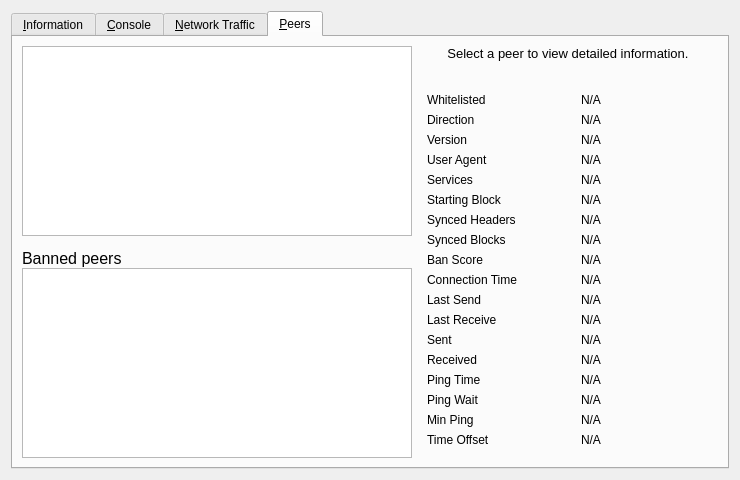
First picture: the form in src/qt/forms/debugwindow.ui, repository digibyte/digibyte, before the edit.
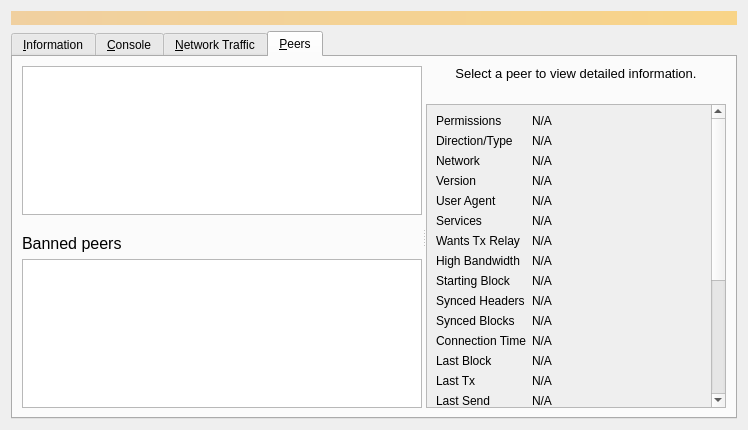
Second picture: the form after the edit. The open tabs and pages were chosen to show the change. Icons and pictures are not drawn. Custom widgets are drawn as their Qt base class.

Commit message: Merge 8.22: src/qt/forms/debugwindow.ui: Merged file with upstream

```diff
--- a/src/qt/forms/debugwindow.ui
+++ b/src/qt/forms/debugwindow.ui
@@ -14,6 +14,25 @@
    <string>Debug window</string>
   </property>
   <layout class="QVBoxLayout" name="verticalLayout_2">
+   <item>
+    <widget class="QLabel" name="label_alerts">
+     <property name="visible">
+      <bool>false</bool>
+     </property>
+     <property name="styleSheet">
+      <string notr="true">QLabel { background-color: qlineargradient(x1: 0, y1: 0, x2: 1, y2: 0, stop:0 #F0D0A0, stop:1 #F8D488); color:#000000; }</string>
+     </property>
+     <property name="wordWrap">
+      <bool>true</bool>
+     </property>
+     <property name="margin">
+      <number>3</number>
+     </property>
+     <property name="textInteractionFlags">
+      <set>Qt::TextSelectableByMouse</set>
+     </property>
+    </widget>
+   </item>
    <item>
     <widget class="QTabWidget" name="tabWidget">
      <property name="currentIndex">
@@ -864,23 +883,46 @@
       <attribute name="title">
        <string>&amp;Peers</string>
       </attribute>
-      <layout class="QGridLayout" name="gridLayout_2">
-       <item row="0" column="0" rowspan="2">
-        <layout class="QVBoxLayout" name="verticalLayout_101">
-         <property name="spacing">
-          <number>0</number>
+      <layout class="QVBoxLayout" name="verticalLayout_6">
+       <item>
+        <widget class="QSplitter" name="splitter">
+         <property name="orientation">
+          <enum>Qt::Horizontal</enum>
          </property>
+         <property name="childrenCollapsible">
+          <bool>false</bool>
+         </property>
+         <widget class="QWidget" name="widget_1" native="true">
+          <property name="sizePolicy">
+           <sizepolicy hsizetype="MinimumExpanding" vsizetype="Preferred">
+            <horstretch>1</horstretch>
+            <verstretch>0</verstretch>
+           </sizepolicy>
+          </property>
+          <property name="minimumSize">
+           <size>
+            <width>400</width>
+            <height>0</height>
+           </size>
+          </property>
+          <layout class="QVBoxLayout" name="verticalLayout_7">
          <item>
           <widget class="QTableView" name="peerWidget">
-           <property name="horizontalScrollBarPolicy">
-            <enum>Qt::ScrollBarAsNeeded</enum>
-           </property>
            <property name="tabKeyNavigation">
             <bool>false</bool>
            </property>
+             <property name="alternatingRowColors">
+              <bool>true</bool>
+             </property>
+             <property name="textElideMode">
+              <enum>Qt::ElideMiddle</enum>
+             </property>
            <property name="sortingEnabled">
             <bool>true</bool>
            </property>
+             <property name="wordWrap">
+              <bool>false</bool>
+             </property>
            <attribute name="horizontalHeaderHighlightSections">
             <bool>false</bool>
            </attribute>
@@ -896,7 +938,7 @@
            </property>
            <property name="minimumSize">
             <size>
-             <width>300</width>
+               <width>0</width>
              <height>32</height>
             </size>
            </property>
@@ -930,18 +972,12 @@
          </item>
          <item>
           <widget class="QTableView" name="banlistWidget">
-           <property name="sizePolicy">
-            <sizepolicy hsizetype="Expanding" vsizetype="Expanding">
-             <horstretch>0</horstretch>
-             <verstretch>0</verstretch>
-            </sizepolicy>
-           </property>
-           <property name="horizontalScrollBarPolicy">
-            <enum>Qt::ScrollBarAsNeeded</enum>
-           </property>
            <property name="tabKeyNavigation">
             <bool>false</bool>
            </property>
+             <property name="alternatingRowColors">
+              <bool>true</bool>
+             </property>
            <property name="sortingEnabled">
             <bool>true</bool>
            </property>
@@ -951,8 +987,22 @@
           </widget>
          </item>
         </layout>
-       </item>
-       <item row="0" column="1">
+         </widget>
+         <widget class="QWidget" name="peersTabRightPanel" native="true">
+          <property name="sizePolicy">
+           <sizepolicy hsizetype="Minimum" vsizetype="Preferred">
+            <horstretch>0</horstretch>
+            <verstretch>0</verstretch>
+           </sizepolicy>
+          </property>
+          <property name="minimumSize">
+           <size>
+            <width>300</width>
+            <height>0</height>
+           </size>
+          </property>
+          <layout class="QVBoxLayout" name="verticalLayout_8">
+           <item>
         <widget class="QLabel" name="peerHeading">
          <property name="sizePolicy">
           <sizepolicy hsizetype="Preferred" vsizetype="Minimum">
@@ -962,7 +1012,7 @@
          </property>
          <property name="minimumSize">
           <size>
-           <width>300</width>
+               <width>0</width>
            <height>32</height>
           </size>
          </property>
@@ -988,24 +1038,30 @@
          </property>
         </widget>
        </item>
-       <item row="1" column="1">
-        <widget class="QWidget" name="detailWidget" native="true">
-         <property name="minimumSize">
-          <size>
+           <item>
+            <widget class="QScrollArea" name="scrollArea">
+             <property name="widgetResizable">
+              <bool>true</bool>
+             </property>
+             <widget class="QWidget" name="detailWidget">
+              <property name="geometry">
+               <rect>
+                <x>0</x>
+                <y>0</y>
            <width>300</width>
-           <height>0</height>
-          </size>
-         </property>
-         <layout class="QGridLayout" name="gridLayout_3">
+                <height>426</height>
+               </rect>
+              </property>
+              <layout class="QGridLayout" name="gridLayout_2" columnstretch="0,1">
           <item row="0" column="0">
            <widget class="QLabel" name="label_30">
             <property name="text">
-             <string>Whitelisted</string>
+                  <string>Permissions</string>
             </property>
            </widget>
           </item>
-          <item row="0" column="2">
-           <widget class="QLabel" name="peerWhitelisted">
+               <item row="0" column="1">
+                <widget class="QLabel" name="peerPermissions">
             <property name="cursor">
              <cursorShape>IBeamCursor</cursorShape>
             </property>
@@ -1021,14 +1077,17 @@
            </widget>
           </item>
           <item row="1" column="0">
-           <widget class="QLabel" name="label_23">
+                <widget class="QLabel" name="peerConnectionTypeLabel">
+                 <property name="toolTip">
+                  <string>The direction and type of peer connection: %1</string>
+                 </property>
             <property name="text">
-             <string>Direction</string>
+                  <string>Direction/Type</string>
             </property>
            </widget>
           </item>
-          <item row="1" column="2">
-           <widget class="QLabel" name="peerDirection">
+               <item row="1" column="1">
+                <widget class="QLabel" name="peerConnectionType">
             <property name="cursor">
              <cursorShape>IBeamCursor</cursorShape>
             </property>
@@ -1044,13 +1103,39 @@
            </widget>
           </item>
           <item row="2" column="0">
+                <widget class="QLabel" name="peerNetworkLabel">
+                 <property name="toolTip">
+                  <string>The network protocol this peer is connected through: IPv4, IPv6, Onion, I2P, or CJDNS.</string>
+                 </property>
+                 <property name="text">
+                  <string>Network</string>
+                 </property>
+                </widget>
+               </item>
+               <item row="2" column="1">
+                <widget class="QLabel" name="peerNetwork">
+                 <property name="cursor">
+                  <cursorShape>IBeamCursor</cursorShape>
+                 </property>
+                 <property name="text">
+                  <string>N/A</string>
+                 </property>
+                 <property name="textFormat">
+                  <enum>Qt::PlainText</enum>
+                 </property>
+                 <property name="textInteractionFlags">
+                  <set>Qt::LinksAccessibleByMouse|Qt::TextSelectableByKeyboard|Qt::TextSelectableByMouse</set>
+                 </property>
+                </widget>
+               </item>
+               <item row="3" column="0">
            <widget class="QLabel" name="label_21">
             <property name="text">
              <string>Version</string>
             </property>
            </widget>
           </item>
-          <item row="2" column="2">
+               <item row="3" column="1">
            <widget class="QLabel" name="peerVersion">
             <property name="cursor">
              <cursorShape>IBeamCursor</cursorShape>
@@ -1066,14 +1151,14 @@
             </property>
            </widget>
           </item>
-          <item row="3" column="0">
+               <item row="4" column="0">
            <widget class="QLabel" name="label_28">
             <property name="text">
              <string>User Agent</string>
             </property>
            </widget>
           </item>
-          <item row="3" column="2">
+               <item row="4" column="1">
            <widget class="QLabel" name="peerSubversion">
             <property name="cursor">
              <cursorShape>IBeamCursor</cursorShape>
@@ -1089,14 +1174,14 @@
             </property>
            </widget>
           </item>
-          <item row="4" column="0">
+               <item row="5" column="0">
            <widget class="QLabel" name="label_4">
             <property name="text">
              <string>Services</string>
             </property>
            </widget>
           </item>
-          <item row="4" column="2">
+               <item row="5" column="1">
            <widget class="QLabel" name="peerServices">
             <property name="cursor">
              <cursorShape>IBeamCursor</cursorShape>
@@ -1107,19 +1192,74 @@
             <property name="textFormat">
              <enum>Qt::PlainText</enum>
             </property>
+                 <property name="wordWrap">
+                  <bool>true</bool>
+                 </property>
             <property name="textInteractionFlags">
              <set>Qt::LinksAccessibleByMouse|Qt::TextSelectableByKeyboard|Qt::TextSelectableByMouse</set>
             </property>
            </widget>
           </item>
-          <item row="5" column="0">
+               <item row="6" column="0">
+                <widget class="QLabel" name="peerRelayTxesLabel">
+                 <property name="toolTip">
+                  <string>Whether the peer requested us to relay transactions.</string>
+                 </property>
+                 <property name="text">
+                  <string>Wants Tx Relay</string>
+                 </property>
+                </widget>
+               </item>
+               <item row="6" column="1">
+                <widget class="QLabel" name="peerRelayTxes">
+                 <property name="cursor">
+                  <cursorShape>IBeamCursor</cursorShape>
+                 </property>
+                 <property name="text">
+                  <string>N/A</string>
+                 </property>
+                 <property name="textFormat">
+                  <enum>Qt::PlainText</enum>
+                 </property>
+                 <property name="textInteractionFlags">
+                  <set>Qt::LinksAccessibleByMouse|Qt::TextSelectableByKeyboard|Qt::TextSelectableByMouse</set>
+                 </property>
+                </widget>
+               </item>
+               <item row="7" column="0">
+                <widget class="QLabel" name="peerHighBandwidthLabel">
+                 <property name="toolTip">
+                  <string>High bandwidth BIP152 compact block relay: %1</string>
+                 </property>
+                 <property name="text">
+                  <string>High Bandwidth</string>
+                 </property>
+                </widget>
+               </item>
+               <item row="7" column="1">
+                <widget class="QLabel" name="peerHighBandwidth">
+                 <property name="cursor">
+                  <cursorShape>IBeamCursor</cursorShape>
+                 </property>
+                 <property name="text">
+                  <string>N/A</string>
+                 </property>
+                 <property name="textFormat">
+                  <enum>Qt::PlainText</enum>
+                 </property>
+                 <property name="textInteractionFlags">
+                  <set>Qt::LinksAccessibleByMouse|Qt::TextSelectableByKeyboard|Qt::TextSelectableByMouse</set>
+                 </property>
+                </widget>
+               </item>
+               <item row="8" column="0">
            <widget class="QLabel" name="label_29">
             <property name="text">
              <string>Starting Block</string>
             </property>
            </widget>
           </item>
-          <item row="5" column="2">
+               <item row="8" column="1">
            <widget class="QLabel" name="peerHeight">
             <property name="cursor">
              <cursorShape>IBeamCursor</cursorShape>
@@ -1135,14 +1275,14 @@
             </property>
            </widget>
           </item>
-          <item row="6" column="0">
+               <item row="9" column="0">
            <widget class="QLabel" name="label_27">
             <property name="text">
              <string>Synced Headers</string>
             </property>
            </widget>
           </item>
-          <item row="6" column="2">
+               <item row="9" column="1">
            <widget class="QLabel" name="peerSyncHeight">
             <property name="cursor">
              <cursorShape>IBeamCursor</cursorShape>
@@ -1158,14 +1298,14 @@
             </property>
            </widget>
           </item>
-          <item row="7" column="0">
+               <item row="10" column="0">
            <widget class="QLabel" name="label_25">
             <property name="text">
              <string>Synced Blocks</string>
             </property>
            </widget>
           </item>
-          <item row="7" column="2">
+               <item row="10" column="1">
            <widget class="QLabel" name="peerCommonHeight">
             <property name="cursor">
              <cursorShape>IBeamCursor</cursorShape>
@@ -1181,37 +1321,14 @@
             </property>
            </widget>
           </item>
-          <item row="8" column="0">
-           <widget class="QLabel" name="label_24">
-            <property name="text">
-             <string>Ban Score</string>
-            </property>
-           </widget>
-          </item>
-          <item row="8" column="2">
-           <widget class="QLabel" name="peerBanScore">
-            <property name="cursor">
-             <cursorShape>IBeamCursor</cursorShape>
-            </property>
-            <property name="text">
-             <string>N/A</string>
-            </property>
-            <property name="textFormat">
-             <enum>Qt::PlainText</enum>
-            </property>
-            <property name="textInteractionFlags">
-             <set>Qt::LinksAccessibleByMouse|Qt::TextSelectableByKeyboard|Qt::TextSelectableByMouse</set>
-            </property>
-           </widget>
-          </item>
-          <item row="9" column="0">
+               <item row="11" column="0">
            <widget class="QLabel" name="label_22">
             <property name="text">
              <string>Connection Time</string>
             </property>
            </widget>
           </item>
-          <item row="9" column="2">
+               <item row="11" column="1">
            <widget class="QLabel" name="peerConnTime">
             <property name="cursor">
              <cursorShape>IBeamCursor</cursorShape>
@@ -1227,14 +1344,66 @@
             </property>
            </widget>
           </item>
-          <item row="10" column="0">
+               <item row="12" column="0">
+                <widget class="QLabel" name="peerLastBlockLabel">
+                 <property name="toolTip">
+                  <string>Elapsed time since a novel block passing initial validity checks was received from this peer.</string>
+                 </property>
+                 <property name="text">
+                  <string>Last Block</string>
+                 </property>
+                </widget>
+               </item>
+               <item row="12" column="1">
+                <widget class="QLabel" name="peerLastBlock">
+                 <property name="cursor">
+                  <cursorShape>IBeamCursor</cursorShape>
+                 </property>
+                 <property name="text">
+                  <string>N/A</string>
+                 </property>
+                 <property name="textFormat">
+                  <enum>Qt::PlainText</enum>
+                 </property>
+                 <property name="textInteractionFlags">
+                  <set>Qt::LinksAccessibleByMouse|Qt::TextSelectableByKeyboard|Qt::TextSelectableByMouse</set>
+                 </property>
+                </widget>
+               </item>
+               <item row="13" column="0">
+                <widget class="QLabel" name="peerLastTxLabel">
+                 <property name="toolTip">
+                  <string>Elapsed time since a novel transaction accepted into our mempool was received from this peer.</string>
+                 </property>
+                 <property name="text">
+                  <string>Last Tx</string>
+                 </property>
+                </widget>
+               </item>
+               <item row="13" column="1">
+                <widget class="QLabel" name="peerLastTx">
+                 <property name="cursor">
+                  <cursorShape>IBeamCursor</cursorShape>
+                 </property>
+                 <property name="text">
+                  <string>N/A</string>
+                 </property>
+                 <property name="textFormat">
+                  <enum>Qt::PlainText</enum>
+                 </property>
+                 <property name="textInteractionFlags">
+                  <set>Qt::LinksAccessibleByMouse|Qt::TextSelectableByKeyboard|Qt::TextSelectableByMouse</set>
+                 </property>
+                </widget>
+               </item>
+               <item row="14" column="0">
            <widget class="QLabel" name="label_15">
             <property name="text">
              <string>Last Send</string>
             </property>
            </widget>
           </item>
-          <item row="10" column="2">
+               <item row="14" column="1">
            <widget class="QLabel" name="peerLastSend">
             <property name="cursor">
              <cursorShape>IBeamCursor</cursorShape>
@@ -1250,14 +1419,14 @@
             </property>
            </widget>
           </item>
-          <item row="11" column="0">
+               <item row="15" column="0">
            <widget class="QLabel" name="label_19">
             <property name="text">
              <string>Last Receive</string>
             </property>
            </widget>
           </item>
-          <item row="11" column="2">
+               <item row="15" column="1">
            <widget class="QLabel" name="peerLastRecv">
             <property name="cursor">
              <cursorShape>IBeamCursor</cursorShape>
@@ -1273,14 +1442,14 @@
             </property>
            </widget>
           </item>
-          <item row="12" column="0">
+               <item row="16" column="0">
            <widget class="QLabel" name="label_18">
             <property name="text">
              <string>Sent</string>
             </property>
            </widget>
           </item>
-          <item row="12" column="2">
+               <item row="16" column="1">
            <widget class="QLabel" name="peerBytesSent">
             <property name="cursor">
              <cursorShape>IBeamCursor</cursorShape>
@@ -1296,14 +1465,14 @@
             </property>
            </widget>
           </item>
-          <item row="13" column="0">
+               <item row="17" column="0">
            <widget class="QLabel" name="label_20">
             <property name="text">
              <string>Received</string>
             </property>
            </widget>
           </item>
-          <item row="13" column="2">
+               <item row="17" column="1">
            <widget class="QLabel" name="peerBytesRecv">
             <property name="cursor">
              <cursorShape>IBeamCursor</cursorShape>
@@ -1319,14 +1488,14 @@
             </property>
            </widget>
           </item>
-          <item row="14" column="0">
+               <item row="18" column="0">
            <widget class="QLabel" name="label_26">
             <property name="text">
              <string>Ping Time</string>
             </property>
            </widget>
           </item>
-          <item row="14" column="2">
+               <item row="18" column="1">
            <widget class="QLabel" name="peerPingTime">
             <property name="cursor">
              <cursorShape>IBeamCursor</cursorShape>
@@ -1342,7 +1511,7 @@
             </property>
            </widget>
           </item>
-          <item row="15" column="0">
+               <item row="19" column="0">
            <widget class="QLabel" name="peerPingWaitLabel">
             <property name="toolTip">
              <string>The duration of a currently outstanding ping.</string>
@@ -1352,7 +1521,7 @@
             </property>
            </widget>
           </item>
-          <item row="15" column="2">
+               <item row="19" column="1">
            <widget class="QLabel" name="peerPingWait">
             <property name="cursor">
              <cursorShape>IBeamCursor</cursorShape>
@@ -1368,14 +1537,14 @@
             </property>
            </widget>
           </item>
-          <item row="16" column="0">
+               <item row="20" column="0">
            <widget class="QLabel" name="peerMinPingLabel">
             <property name="text">
              <string>Min Ping</string>
             </property>
            </widget>
           </item>
-          <item row="16" column="2">
+               <item row="20" column="1">
            <widget class="QLabel" name="peerMinPing">
             <property name="cursor">
              <cursorShape>IBeamCursor</cursorShape>
@@ -1391,14 +1560,14 @@
             </property>
            </widget>
           </item>
-          <item row="17" column="0">
+               <item row="21" column="0">
            <widget class="QLabel" name="label_timeoffset">
             <property name="text">
              <string>Time Offset</string>
             </property>
            </widget>
           </item>
-          <item row="17" column="2">
+               <item row="21" column="1">
            <widget class="QLabel" name="timeoffset">
             <property name="cursor">
              <cursorShape>IBeamCursor</cursorShape>
@@ -1414,7 +1583,33 @@
             </property>
            </widget>
           </item>
-          <item row="18" column="1">
+               <item row="22" column="0">
+                <widget class="QLabel" name="peerMappedASLabel">
+                 <property name="toolTip">
+                  <string>The mapped Autonomous System used for diversifying peer selection.</string>
+                 </property>
+                 <property name="text">
+                  <string>Mapped AS</string>
+                 </property>
+                </widget>
+               </item>
+               <item row="22" column="1">
+                <widget class="QLabel" name="peerMappedAS">
+                 <property name="cursor">
+                  <cursorShape>IBeamCursor</cursorShape>
+                 </property>
+                 <property name="text">
+                  <string>N/A</string>
+                 </property>
+                 <property name="textFormat">
+                  <enum>Qt::PlainText</enum>
+                 </property>
+                 <property name="textInteractionFlags">
+                  <set>Qt::LinksAccessibleByMouse|Qt::TextSelectableByKeyboard|Qt::TextSelectableByMouse</set>
+                 </property>
+                </widget>
+               </item>
+               <item row="23" column="0">
            <spacer name="verticalSpacer_3">
             <property name="orientation">
              <enum>Qt::Vertical</enum>
@@ -1428,6 +1623,11 @@
            </spacer>
           </item>
          </layout>
+             </widget>
+            </widget>
+           </item>
+          </layout>
+         </widget>
         </widget>
        </item>
       </layout>
```
Left out of the diff: 132 changed lines with no effect on the pictures. Lines whose indentation alone changed are shown as unchanged.
